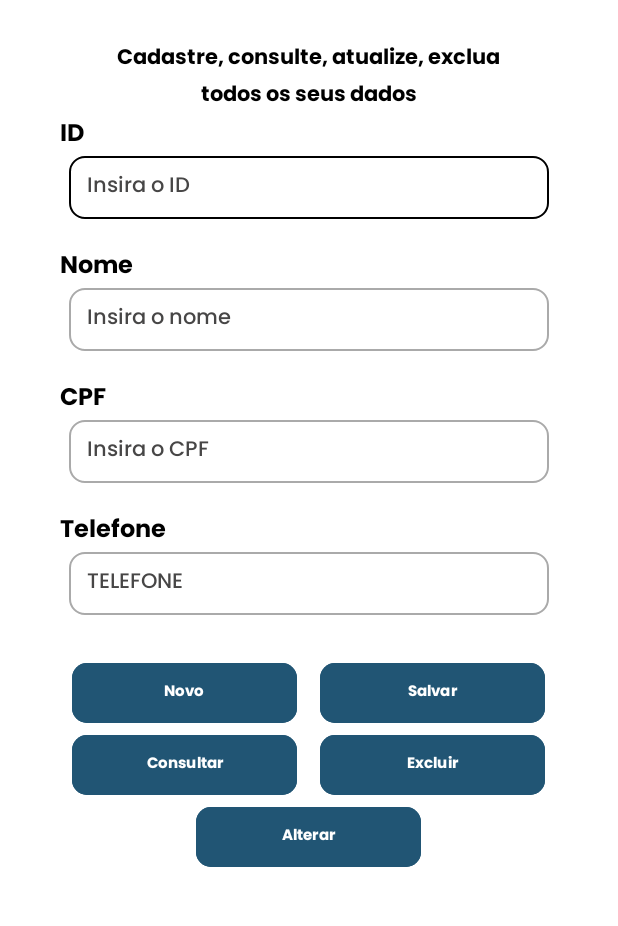
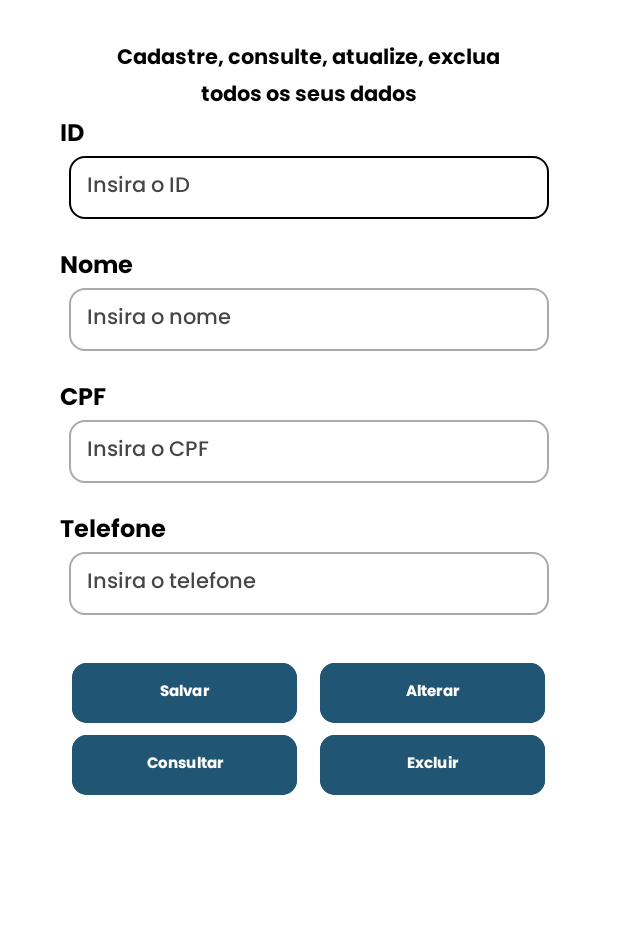
Before and after one commit to IsaAnaConnection/ListView, an Android app: the MainActivity screen opened directly, with no data from a screen before it, on a phone screen of 412 x 824 dp, the part 116-1042 px from its top. Run offline under Robolectric (Android 15) with nearby library versions, the phone set to English and light mode, and no system bars.

Commit message:
alterando a interface

```diff
--- a/app/src/main/res/layout/activity_main.xml
+++ b/app/src/main/res/layout/activity_main.xml
@@ -50,6 +50,7 @@
             <Space
                 android:layout_width="130dp"
                 android:layout_height="wrap_content" />
+
             <TextView
                 android:id="@+id/txtSair"
                 android:layout_width="wrap_content"
@@ -197,7 +198,7 @@
             android:background="@drawable/custom_input"
             android:ems="10"
             android:fontFamily="@font/poppins_medium"
-            android:hint="TELEFONE"
+            android:hint="Insira o telefone"
             android:inputType="text"
             android:paddingStart="12dp"
             android:paddingLeft="20dp"
@@ -218,15 +219,15 @@
             android:gravity="center">
 
             <Button
-                android:id="@+id/btnNovo"
+                android:id="@+id/btnSalvar"
                 android:layout_width="150dp"
                 android:layout_height="wrap_content"
                 android:backgroundTint="#215574"
                 android:fontFamily="@font/poppins_bold"
-                android:onClick="novo"
-                android:text="Novo"
+                android:onClick="salvar"
+                android:text="Salvar"
+                android:textColor="#FFFFFF"
                 android:textSize="10sp"
-                android:textColor="#FFFFFF"
                 app:cornerRadius="10dp" />
 
             <Space
@@ -234,16 +235,17 @@
                 android:layout_height="wrap_content" />
 
             <Button
-                android:id="@+id/btnSalvar"
+                android:id="@+id/btnAlterar"
                 android:layout_width="150dp"
                 android:layout_height="wrap_content"
                 android:backgroundTint="#215574"
                 android:fontFamily="@font/poppins_bold"
+                android:onClick="alterar"
+                android:text="Alterar"
+                android:textColor="#FFFFFF"
                 android:textSize="10sp"
-                android:textColor="#FFFFFF"
-                app:cornerRadius="10dp"
-                android:onClick="salvar"
-                android:text="Salvar"/>
+                app:cornerRadius="10dp" />
+
         </LinearLayout>
 
         <LinearLayout
@@ -289,18 +291,7 @@
             android:layout_gravity="center"
             android:gravity="center">
 
-            <Button
-                android:id="@+id/btnAlterar"
-                android:layout_width="150dp"
-                android:layout_height="wrap_content"
-                android:backgroundTint="#215574"
-                android:fontFamily="@font/poppins_bold"
-                android:textSize="10sp"
-                android:textColor="#FFFFFF"
-                app:cornerRadius="10dp"
-                android:onClick="alterar"
-                android:text="Alterar"/>
+        </LinearLayout>
 
-        </LinearLayout>
     </LinearLayout>
 </androidx.constraintlayout.widget.ConstraintLayout>
```
Also changed, not shown: app/src/main/java/com/example/aula0210/Adapter/AlunoAdapter.java (line endings or trailing spaces), app/src/main/java/com/example/aula0210/TelaLista.java (line endings or trailing spaces).
